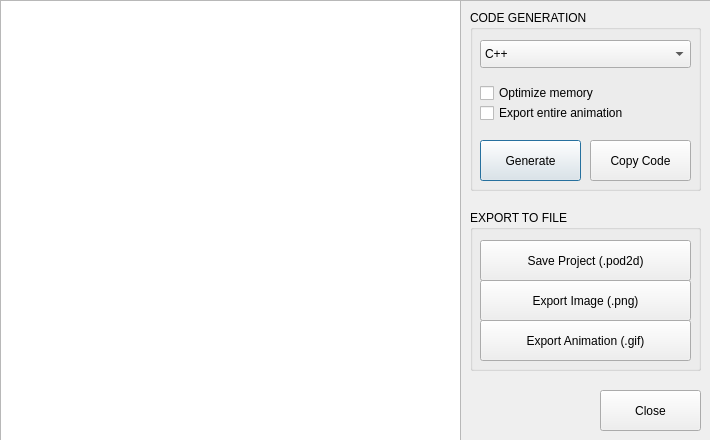
Old version of the form POD2d/exportdialog.ui in the repository ilertwo/POD2d.
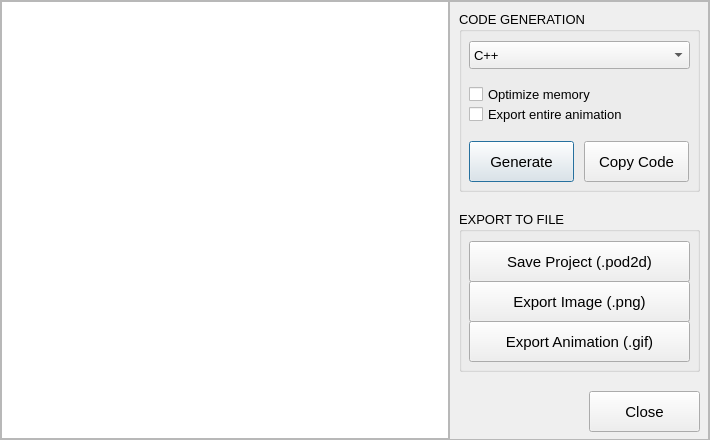
New version of the form.

Patch:
```diff
--- a/POD2d/exportdialog.ui
+++ b/POD2d/exportdialog.ui
@@ -25,40 +25,83 @@
   <property name="windowTitle">
    <string>Dialog</string>
   </property>
+  <layout class="QHBoxLayout" name="horizontalLayout_2">
+   <property name="spacing">
+    <number>0</number>
+   </property>
+   <property name="leftMargin">
+    <number>0</number>
+   </property>
+   <property name="topMargin">
+    <number>0</number>
+   </property>
+   <property name="rightMargin">
+    <number>0</number>
+   </property>
+   <property name="bottomMargin">
+    <number>0</number>
+   </property>
+   <item>
   <widget class="QFrame" name="frame_10">
-   <property name="geometry">
-    <rect>
-     <x>0</x>
-     <y>0</y>
-     <width>711</width>
-     <height>441</height>
-    </rect>
-   </property>
    <property name="frameShape">
     <enum>QFrame::Shape::StyledPanel</enum>
    </property>
    <property name="frameShadow">
     <enum>QFrame::Shadow::Raised</enum>
    </property>
-   <widget class="QPlainTextEdit" name="codeOutputTextEdit">
-    <property name="geometry">
-     <rect>
-      <x>0</x>
-      <y>0</y>
-      <width>461</width>
-      <height>441</height>
-     </rect>
-    </property>
-   </widget>
+     <layout class="QHBoxLayout" name="horizontalLayout">
+      <property name="spacing">
+       <number>0</number>
+      </property>
+      <property name="leftMargin">
+       <number>0</number>
+      </property>
+      <property name="topMargin">
+       <number>0</number>
+      </property>
+      <property name="rightMargin">
+       <number>0</number>
+      </property>
+      <property name="bottomMargin">
+       <number>0</number>
+      </property>
+      <item>
+       <widget class="QPlainTextEdit" name="codeOutputTextEdit"/>
+      </item>
+      <item>
+       <widget class="QFrame" name="frame">
+        <property name="minimumSize">
+         <size>
+          <width>260</width>
+          <height>440</height>
+         </size>
+        </property>
+        <property name="maximumSize">
+         <size>
+          <width>260</width>
+          <height>440</height>
+         </size>
+        </property>
+        <property name="frameShape">
+         <enum>QFrame::Shape::StyledPanel</enum>
+        </property>
+        <property name="frameShadow">
+         <enum>QFrame::Shadow::Raised</enum>
+        </property>
    <widget class="QGroupBox" name="groupBox">
     <property name="geometry">
      <rect>
-      <x>470</x>
+           <x>10</x>
       <y>10</y>
-      <width>231</width>
+           <width>241</width>
       <height>181</height>
      </rect>
     </property>
+         <property name="font">
+          <font>
+           <pointsize>10</pointsize>
+          </font>
+         </property>
     <property name="title">
      <string>CODE GENERATION</string>
     </property>
@@ -67,7 +110,7 @@
       <rect>
        <x>10</x>
        <y>30</y>
-       <width>211</width>
+            <width>221</width>
        <height>28</height>
       </rect>
      </property>
@@ -94,6 +137,11 @@
        <height>26</height>
       </rect>
      </property>
+          <property name="font">
+           <font>
+            <pointsize>10</pointsize>
+           </font>
+          </property>
      <property name="cursor">
       <cursorShape>PointingHandCursor</cursorShape>
      </property>
@@ -110,6 +158,11 @@
        <height>26</height>
       </rect>
      </property>
+          <property name="font">
+           <font>
+            <pointsize>10</pointsize>
+           </font>
+          </property>
      <property name="cursor">
       <cursorShape>PointingHandCursor</cursorShape>
      </property>
@@ -122,10 +175,15 @@
       <rect>
        <x>10</x>
        <y>130</y>
-       <width>101</width>
+            <width>105</width>
        <height>41</height>
       </rect>
      </property>
+          <property name="font">
+           <font>
+            <pointsize>11</pointsize>
+           </font>
+          </property>
      <property name="cursor">
       <cursorShape>PointingHandCursor</cursorShape>
      </property>
@@ -136,12 +194,17 @@
     <widget class="QPushButton" name="btn_CopyCode">
      <property name="geometry">
       <rect>
-       <x>120</x>
+            <x>125</x>
        <y>130</y>
-       <width>101</width>
+            <width>105</width>
        <height>41</height>
       </rect>
      </property>
+          <property name="font">
+           <font>
+            <pointsize>11</pointsize>
+           </font>
+          </property>
      <property name="cursor">
       <cursorShape>PointingHandCursor</cursorShape>
      </property>
@@ -153,12 +216,17 @@
    <widget class="QGroupBox" name="groupBox_2">
     <property name="geometry">
      <rect>
-      <x>470</x>
+           <x>10</x>
       <y>210</y>
-      <width>231</width>
+           <width>241</width>
       <height>161</height>
      </rect>
     </property>
+         <property name="font">
+          <font>
+           <pointsize>10</pointsize>
+          </font>
+         </property>
     <property name="title">
      <string>EXPORT TO FILE</string>
     </property>
@@ -167,10 +235,15 @@
       <rect>
        <x>10</x>
        <y>70</y>
-       <width>211</width>
+            <width>221</width>
        <height>41</height>
       </rect>
      </property>
+          <property name="font">
+           <font>
+            <pointsize>11</pointsize>
+           </font>
+          </property>
      <property name="cursor">
       <cursorShape>PointingHandCursor</cursorShape>
      </property>
@@ -183,10 +256,15 @@
       <rect>
        <x>10</x>
        <y>110</y>
-       <width>211</width>
+            <width>221</width>
        <height>41</height>
       </rect>
      </property>
+          <property name="font">
+           <font>
+            <pointsize>11</pointsize>
+           </font>
+          </property>
      <property name="cursor">
       <cursorShape>PointingHandCursor</cursorShape>
      </property>
@@ -199,10 +277,15 @@
       <rect>
        <x>10</x>
        <y>30</y>
-       <width>211</width>
+            <width>221</width>
        <height>41</height>
       </rect>
      </property>
+          <property name="font">
+           <font>
+            <pointsize>11</pointsize>
+           </font>
+          </property>
      <property name="cursor">
       <cursorShape>PointingHandCursor</cursorShape>
      </property>
@@ -214,12 +297,17 @@
    <widget class="QPushButton" name="btn_Close">
     <property name="geometry">
      <rect>
-      <x>600</x>
+           <x>140</x>
       <y>390</y>
-      <width>101</width>
+           <width>111</width>
       <height>41</height>
      </rect>
     </property>
+         <property name="font">
+          <font>
+           <pointsize>11</pointsize>
+          </font>
+         </property>
     <property name="cursor">
      <cursorShape>PointingHandCursor</cursorShape>
     </property>
@@ -228,6 +316,11 @@
     </property>
    </widget>
   </widget>
+      </item>
+     </layout>
+    </widget>
+   </item>
+  </layout>
  </widget>
  <resources/>
  <connections/>
```
Lines whose indentation alone changed are shown as unchanged.
